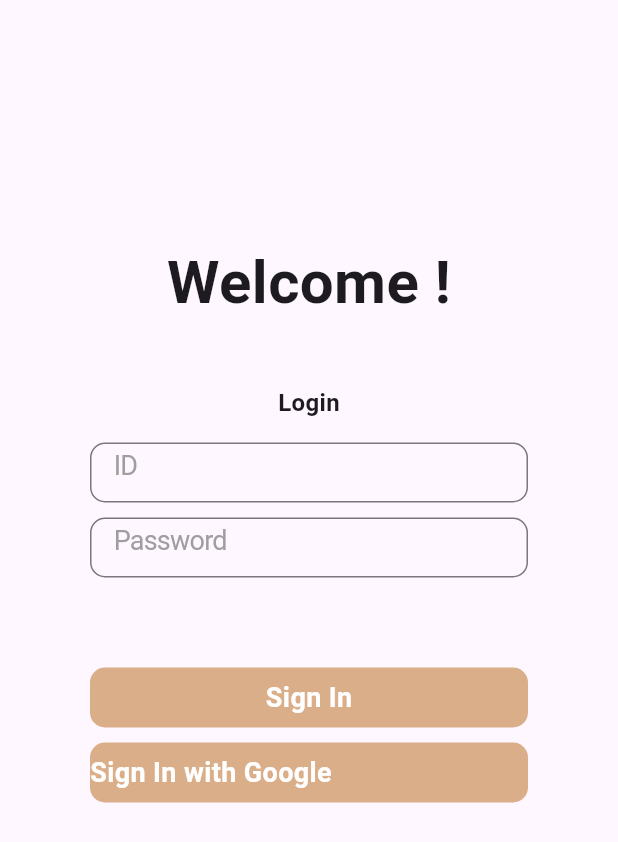
After one commit to Inthon-6team/inthon-6team.github.io, a Flutter app: the screen it shows after launch, on a phone screen of 412 x 824 dp. The commit adds this screen. Shown: the top 842 px of the screen. Run offline on Flutter 3.47's test engine with Material 2 defaults, Android fonts, the phone set to English and light mode, and no system bars; our stand-ins replace flutter_svg, get; Roboto replaces fonts that are missing (Pretendard).

Commit message:
login 페이지 구현

```diff
--- a/lib/components/image_data.dart
+++ b/lib/components/image_data.dart
@@ -36,4 +36,6 @@ class ImageData extends StatelessWidget {
 class IconsPath {
   static String get family1 => 'assets/images/family1.png';
   static String get click => 'assets/svg/click.svg';
+
+  static String get googlelogo => 'assets/images/google_logo.png';
 }
--- a/lib/main.dart
+++ b/lib/main.dart
@@ -1,5 +1,6 @@
 import 'package:flutter/material.dart';
 import 'package:inthon_frontend/app.dart';
+import 'package:inthon_frontend/pages/login.dart';
 
 void main() {
   runApp(const MyApp());
@@ -16,7 +17,7 @@ class MyApp extends StatelessWidget {
         colorScheme: ColorScheme.fromSeed(seedColor: Colors.deepPurple),
         useMaterial3: true,
       ),
-      home: App(),
+      home: Login(),
     );
   }
 }
--- /dev/null
+++ b/lib/pages/login.dart
@@ -0,0 +1,159 @@
+import 'package:flutter/material.dart';
+import 'package:inthon_frontend/components/image_data.dart';
+
+class Login extends StatefulWidget {
+  const Login({super.key});
+
+  @override
+  State<Login> createState() => _LoginState();
+}
+
+class _LoginState extends State<Login> {
+  final TextEditingController _idcontroller = TextEditingController();
+  bool _isDisabled = true;
+
+  @override
+  void dispose() {
+    _idcontroller.dispose();
+    super.dispose();
+  }
+
+  @override
+  Widget build(BuildContext context) {
+    return Scaffold(
+        body: SingleChildScrollView(
+      child: Container(
+        padding: EdgeInsets.fromLTRB(60, 10, 60, 10),
+        child: Column(
+          crossAxisAlignment: CrossAxisAlignment.center,
+          children: [
+            Container(
+                padding: EdgeInsets.fromLTRB(0, 150, 0, 0),
+                child: Text(
+                  'Welcome !',
+                  style: TextStyle(
+                    fontFamily: 'Pretendard',
+                    fontSize: 40,
+                    fontWeight: FontWeight.bold,
+                  ),
+                )),
+            Container(
+                padding: EdgeInsets.fromLTRB(0, 40, 0, 5),
+                child: Text(
+                  'Login',
+                  style: TextStyle(
+                    fontFamily: 'Pretendard',
+                    fontSize: 16,
+                    fontWeight: FontWeight.bold,
+                  ),
+                )),
+            SizedBox(
+              height: 0,
+            ),
+            Container(
+              padding: EdgeInsets.fromLTRB(0, 10, 0, 0),
+              height: 50,
+              child: TextFormField(
+                controller: _idcontroller,
+                enabled: true,
+                style: TextStyle(
+                    fontFamily: 'Pretendard',
+                    fontSize: 18,
+                    fontWeight: FontWeight.normal,
+                    letterSpacing: -0.50,
+                    color: _isDisabled ? Color(0xff9e9e9e) : Color(0xff212121)),
+                obscureText: false,
+                decoration: InputDecoration(
+                  hintText: 'ID',
+                  hintStyle: TextStyle(
+                    color: Color(0xff9e9e9e),
+                    fontFamily: 'Pretendard',
+                    fontWeight: FontWeight.w400,
+                    fontSize: 18,
+                    letterSpacing: -0.50,
+                  ),
+                  border: OutlineInputBorder(
+                    borderRadius: BorderRadius.circular(10.0), // 원하는 모양으로 조절
+                  ),
+                  focusedBorder: OutlineInputBorder(
+                    borderRadius: BorderRadius.circular(10.0), // 원하는 모양으로 조절
+                  ),
+                ),
+              ),
+            ),
+            Container(
+              padding: EdgeInsets.fromLTRB(0, 10, 0, 0),
+              height: 50,
+              child: TextFormField(
+                controller: _idcontroller,
+                enabled: true,
+                style: TextStyle(
+                    fontFamily: 'Pretendard',
+                    fontSize: 18,
+                    fontWeight: FontWeight.normal,
+                    letterSpacing: -0.50,
+                    color: _isDisabled ? Color(0xff9e9e9e) : Color(0xff212121)),
+                obscureText: false,
+                decoration: InputDecoration(
+                  hintText: 'Password',
+                  hintStyle: TextStyle(
+                    color: Color(0xff9e9e9e),
+                    fontFamily: 'Pretendard',
+                    fontWeight: FontWeight.w400,
+                    fontSize: 18,
+                    letterSpacing: -0.50,
+                  ),
+                  border: OutlineInputBorder(
+                    borderRadius: BorderRadius.circular(10.0), // 원하는 모양으로 조절
+                  ),
+                  focusedBorder: OutlineInputBorder(
+                    borderRadius: BorderRadius.circular(10.0), // 원하는 모양으로 조절
+                  ),
+                ),
+              ),
+            ),
+            Padding(
+              padding: EdgeInsets.fromLTRB(0, 60, 0, 0),
+              child: Container(
+                width: 300,
+                height: 40,
+                decoration: BoxDecoration(
+                    color: Color(0xFFD9AE89),
+                    borderRadius: BorderRadius.circular(10.0)),
+                child: Center(
+                  child: Text(
+                    'Sign In',
+                    style: TextStyle(
+                        fontSize: 18.0,
+                        color: Colors.white,
+                        fontWeight: FontWeight.bold),
+                  ),
+                ),
+              ),
+            ),
+            Padding(
+              padding: EdgeInsets.fromLTRB(0, 10, 0, 0),
+              child: Container(
+                width: 300,
+                height: 40,
+                decoration: BoxDecoration(
+                    color: Color(0xFFD9AE89),
+                    borderRadius: BorderRadius.circular(10.0)),
+                child: Row(children: [
+                  //ImageData(IconsPath.googlelogo, width: 20, height: 20),
+                  Text(
+                    'Sign In with Google',
+                    style: TextStyle(
+                        fontSize: 18.0,
+                        color: Colors.white,
+                        fontWeight: FontWeight.bold),
+                  ),
+                ]),
+              ),
+            ),
+          ],
+        ),
+      ),
+    ));
+  }
+}
```
Also changed, not shown: assets/images/google_logo.png (added).
